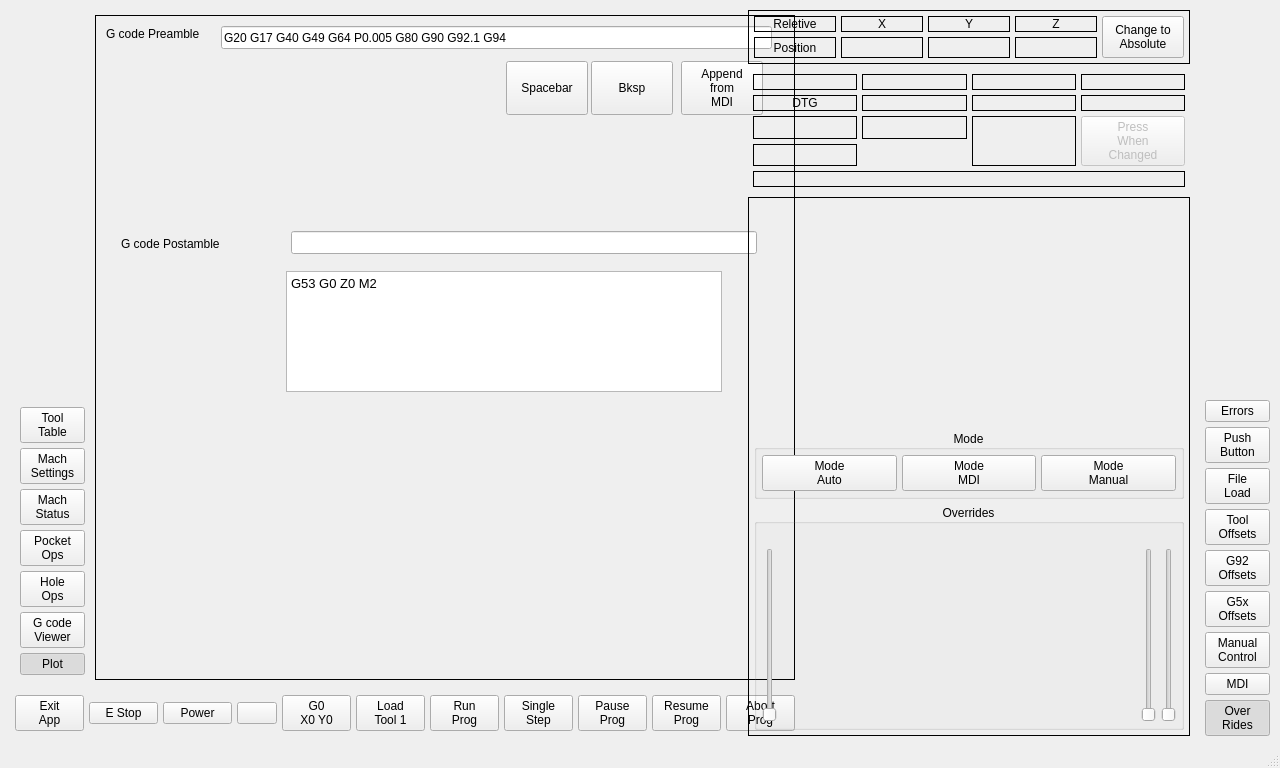
Qt form mill_touch_v6/ui/mainwindow.ui (jethornton/mill_touch_v6) before a commit.
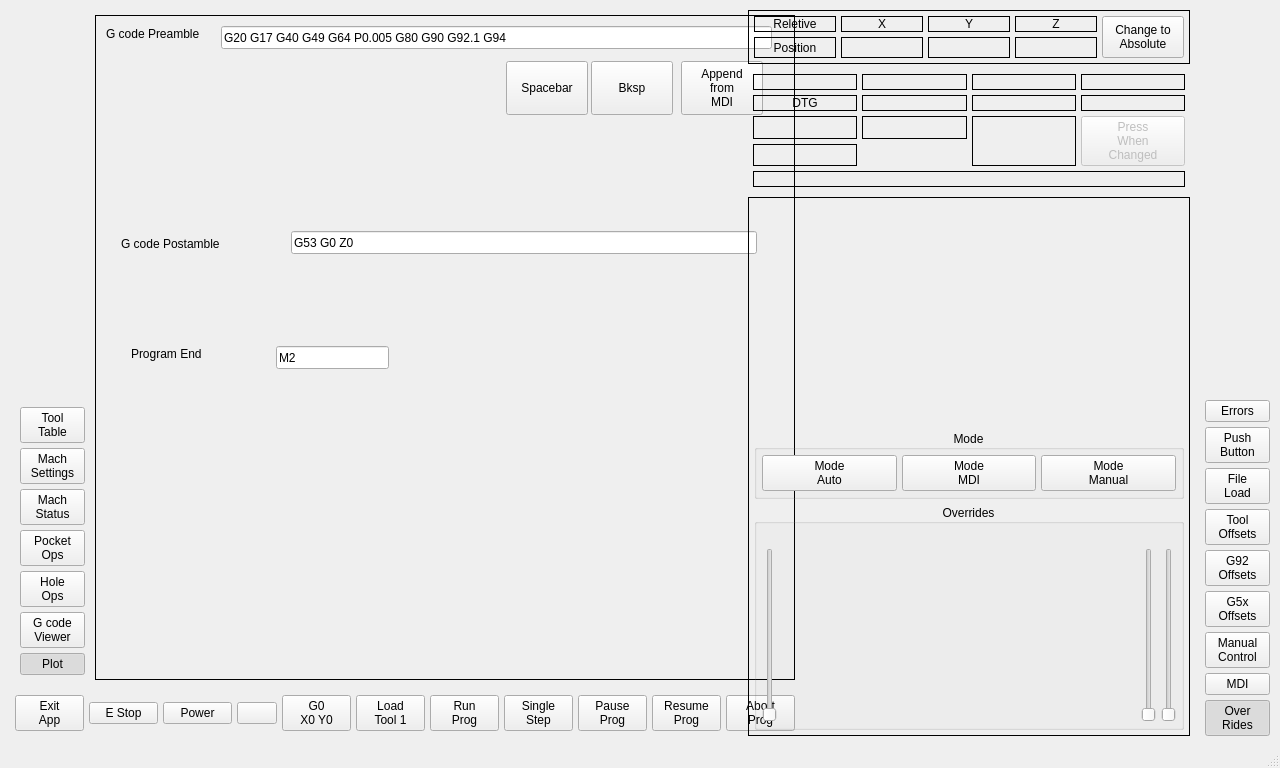
The same form after that commit. The open tabs and pages were chosen to show the change. Custom widgets are drawn as their Qt base class.

Commit message: add post amble and program end

```diff
--- a/mill_touch_v6/ui/mainwindow.ui
+++ b/mill_touch_v6/ui/mainwindow.ui
@@ -3365,7 +3365,7 @@
                <string>G code Postamble</string>
               </property>
              </widget>
-             <widget class="QLineEdit" name="lineEdit">
+             <widget class="QLineEdit" name="gcodePostambleLbl">
               <property name="geometry">
                <rect>
                 <x>195</x>
@@ -3374,25 +3374,34 @@
                 <height>23</height>
                </rect>
               </property>
+              <property name="text">
+               <string>G53 G0 Z0</string>
+              </property>
              </widget>
-             <widget class="QTextEdit" name="gcodePostambleLbl">
+             <widget class="QLabel" name="label_48">
               <property name="geometry">
                <rect>
-                <x>190</x>
-                <y>255</y>
-                <width>436</width>
-                <height>121</height>
+                <x>35</x>
+                <y>330</y>
+                <width>106</width>
+                <height>16</height>
                </rect>
               </property>
-              <property name="html">
-               <string>&lt;!DOCTYPE HTML PUBLIC &quot;-//W3C//DTD HTML 4.0//EN&quot; &quot;http://www.w3.org/TR/REC-html40/strict.dtd&quot;&gt;
-&lt;html&gt;&lt;head&gt;&lt;meta name=&quot;qrichtext&quot; content=&quot;1&quot; /&gt;&lt;style type=&quot;text/css&quot;&gt;
-p, li { white-space: pre-wrap; }
-&lt;/style&gt;&lt;/head&gt;&lt;body style=&quot; font-family:'Sans'; font-size:10pt; font-weight:400; font-style:normal;&quot;&gt;
-&lt;p style=&quot; margin-top:0px; margin-bottom:0px; margin-left:0px; margin-right:0px; -qt-block-indent:0; text-indent:0px;&quot;&gt;G53 G0 Z0 M2&lt;/p&gt;&lt;/body&gt;&lt;/html&gt;</string>
+              <property name="text">
+               <string>Program End</string>
               </property>
-              <property name="acceptRichText">
-               <bool>false</bool>
+             </widget>
+             <widget class="QLineEdit" name="gcodeProgEndLbl">
+              <property name="geometry">
+               <rect>
+                <x>180</x>
+                <y>330</y>
+                <width>113</width>
+                <height>23</height>
+               </rect>
+              </property>
+              <property name="text">
+               <string>M2</string>
               </property>
              </widget>
             </widget>
```
Left out of the diff: 9 changed lines with no effect on the pictures. The commit also changes 1 other file.
